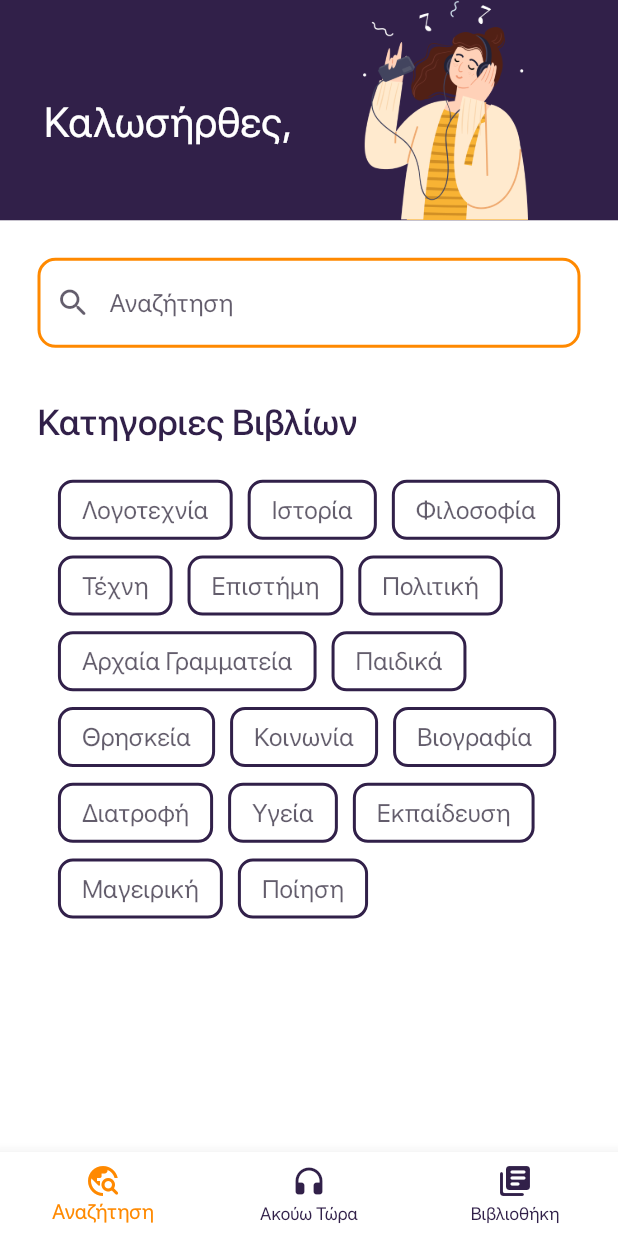
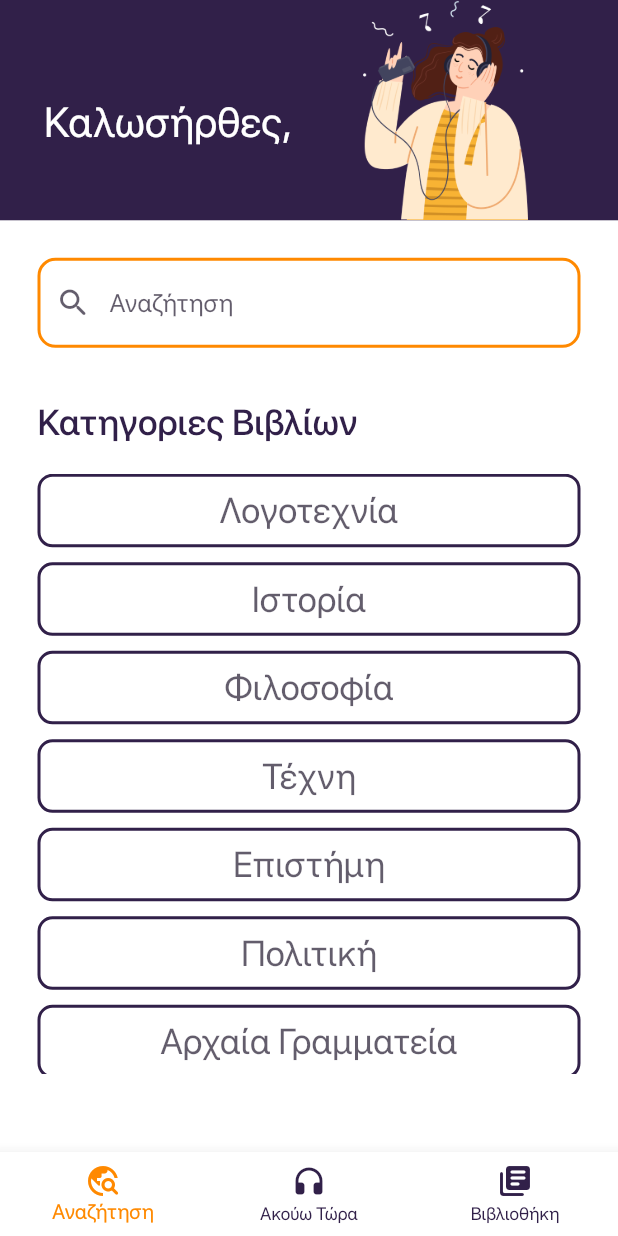
Before and after one commit to Stellapist/audioblink, a Flutter app: the screen it shows after launch, on a phone screen of 412 x 824 dp. Run offline on Flutter 3.47's test engine with Material 2 defaults, Android fonts, the phone set to English and light mode, and no system bars; our stand-ins replace audio_video_progress_bar, just_audio, rxdart; missing offline and left inert: duration_picker.

Commit message:
changed the search screen layout to more accessible

```diff
--- a/lib/main.dart
+++ b/lib/main.dart
@@ -222,23 +222,7 @@ class _SearchTabState extends State<SearchTab> {
               ? Container(
                   padding:
                       const EdgeInsets.symmetric(horizontal: 20, vertical: 10),
-                  child: Column(
-                    children: [
-                      Misc.sectionTitle(
-                          'Κατηγοριες Βιβλίων', MainAxisAlignment.start),
-                      Container(
-                        margin: const EdgeInsets.only(top: 20),
-                        child: SingleChildScrollView(
-                          scrollDirection: Axis.vertical,
-                          child: Wrap(
-                            children: categoryButtons(),
-                            spacing: 10,
-                            runSpacing: 2.5,
-                          ),
-                        ),
-                      ),
-                    ],
-                  ),
+                  child: getCategoryButtons(),
                 )
               : Container(
                   color: myScheme.background,
@@ -308,10 +292,35 @@ class _SearchTabState extends State<SearchTab> {
     );
   }
 
-  List<OutlinedButton> categoryButtons() {
-    List<OutlinedButton> categoryButtons = <OutlinedButton>[];
+  Widget getCategoryButtons() {
+    return Column(
+      children: [
+        Container(
+          child:
+              Misc.sectionTitle('Κατηγοριες Βιβλίων', MainAxisAlignment.start),
+          margin: const EdgeInsets.only(bottom: 20),
+        ),
+        ConstrainedBox(
+          //TODO: FIX BELOW TO DYNAMIC HEIGHT
+          constraints: const BoxConstraints(maxHeight: 400),
+          child: ListView.builder(
+            itemCount: categoryButtons().length,
+            itemBuilder: (BuildContext context, int index) {
+              return categoryButtons().elementAt(index);
+            },
+          ),
+        ),
+      ],
+    );
+  }
+
+  List<Widget> categoryButtons() {
+    List<Widget> categoryButtons = <Widget>[];
     for (var i = 0; i < categories.length; i++) {
-      categoryButtons.add(OutlinedButton(
+      categoryButtons.add(Container(
+        padding: const EdgeInsets.only(bottom: 10),
+        margin: const EdgeInsets.symmetric(horizontal: 5),
+        child: OutlinedButton(
           onPressed: () {
             setState(() {
               selectedCategory = categories[i];
@@ -334,7 +343,8 @@ class _SearchTabState extends State<SearchTab> {
               style: TextStyle(
                 color: myScheme.primaryContainer,
                 fontWeight: FontWeight.w400,
-              fontSize: 17,
+                fontSize: 24,
+              ),
             ),
           ),
         ),
@@ -512,8 +522,7 @@ class _PlayerTabState extends State<PlayerTab> {
                   nextTrack();
                 },
                 icon: const Tooltip(
-                    message: "next",
-                    child: Icon(Icons.skip_next_rounded)),
+                    message: "next", child: Icon(Icons.skip_next_rounded)),
               ),
             ]),
           ),
@@ -588,8 +597,7 @@ class _PlayerTabState extends State<PlayerTab> {
                           message: "cancel timer",
                           child: Icon(Icons.close_rounded))
                       : const Tooltip(
-                      message: "timer",
-                      child: Icon(Icons.bedtime_rounded)),
+                          message: "timer", child: Icon(Icons.bedtime_rounded)),
                 ),
               ),
             ],
@@ -647,7 +655,6 @@ class _PlayerTabState extends State<PlayerTab> {
                 child: Icon(
                   Icons.play_arrow_rounded,
                   color: myScheme.background,
-
                 ),
               ),
               iconSize: 110.0,
```
Lines whose indentation alone changed are shown as unchanged.
